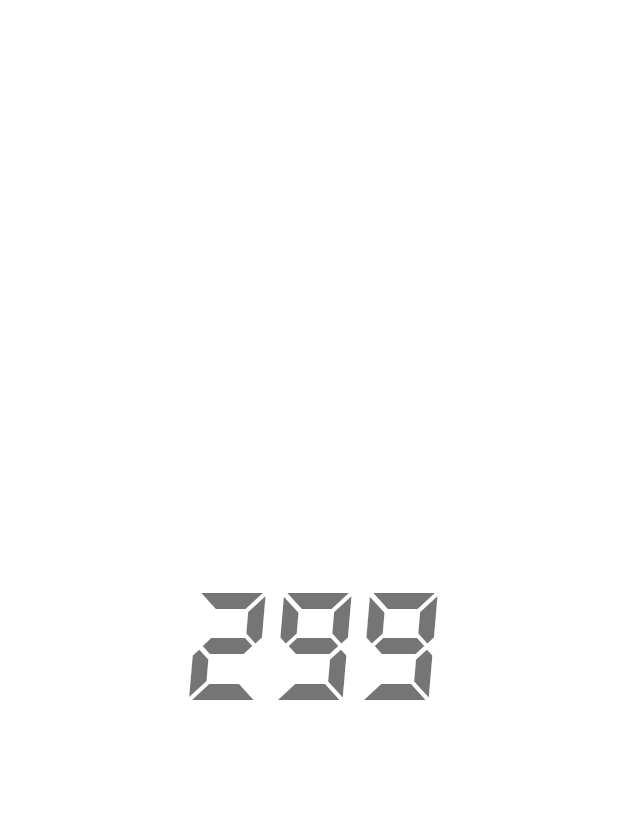
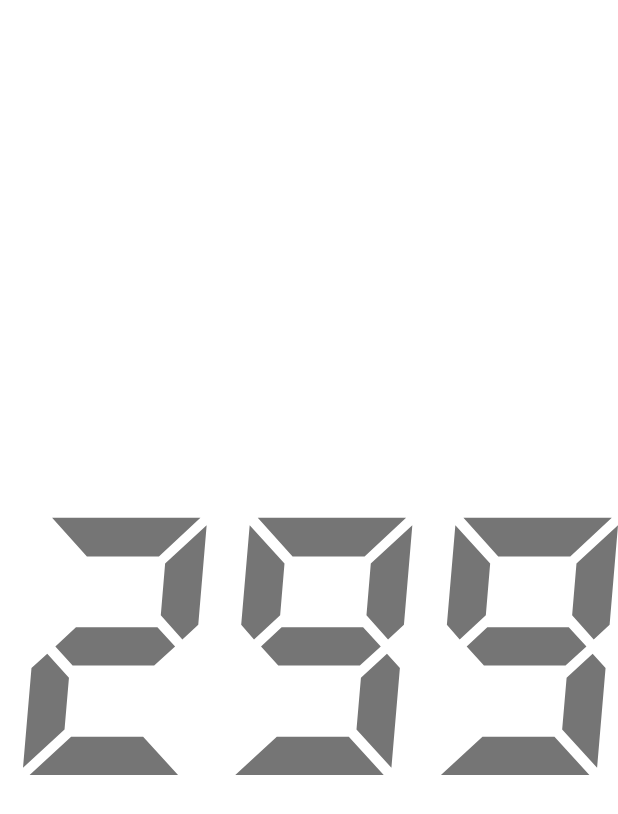
Before and after one commit to ViliusSutkus89/IamSpeed, an Android app: the layout fragment_speedster.xml on its own in the app's theme, with its tools: preview values and no code run, on a phone screen of 412 x 824 dp. Shown: the top 814 px of the screen. Run offline under Robolectric (Android 15) with nearby library versions, the phone set to English and light mode, and no system bars.

Commit message:
Make the speed digits bigger

```diff
--- a/app/src/main/res/layout/fragment_speedster.xml
+++ b/app/src/main/res/layout/fragment_speedster.xml
@@ -75,6 +75,8 @@
 
             tools:text="299"
             app:autoSizeTextType="uniform"
+            app:autoSizeMaxTextSize="600dp"
+            android:lines="1"
             android:fontFamily="@font/lets_go_digital_regular"
             android:visibility="@{viewModel.speedsterStarted ? View.VISIBLE : View.GONE }"
             />
```
